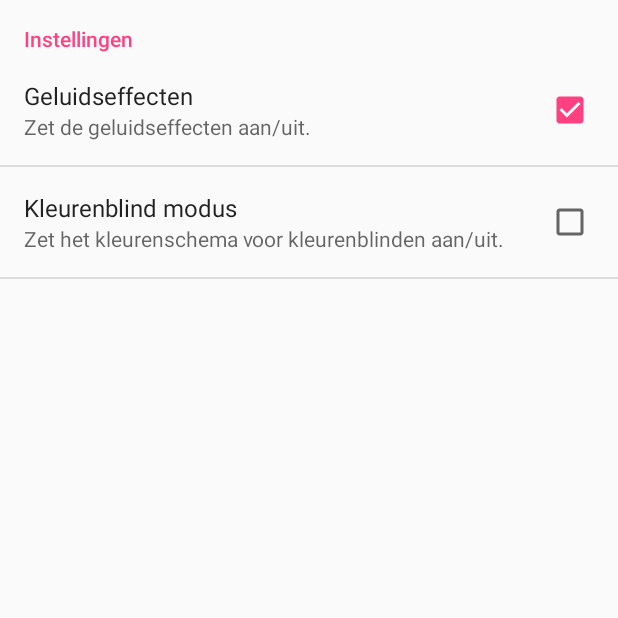
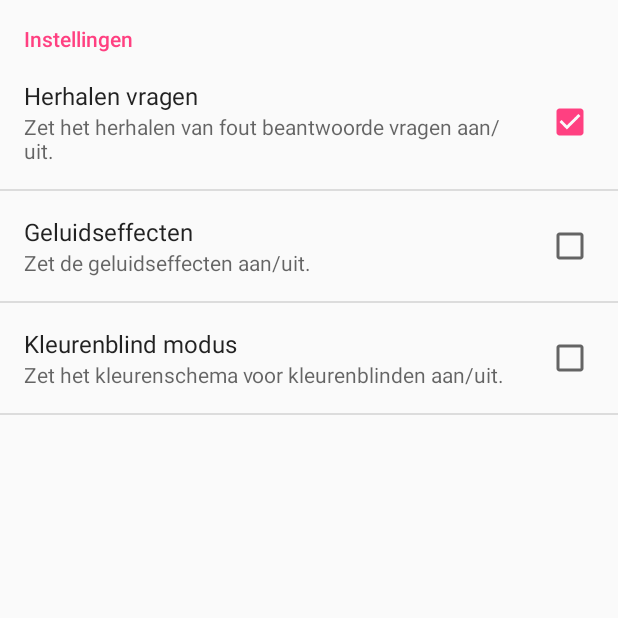
Before and after one commit to Agarwaemben/UUIntroProject, an Android app: the SettingsActivity screen opened directly, with no data from a screen before it, on a phone screen of 412 x 824 dp, the top half of it. Run offline under Robolectric (Android 15) with nearby library versions, the phone set to English and light mode, and no system bars.

Commit message:
herhaling vragen instelling toegevoegd

```diff
--- a/Topo/app/src/main/res/values/strings.xml
+++ b/Topo/app/src/main/res/values/strings.xml
@@ -7,6 +7,8 @@
     <string name="pref_title_soundeffects">Geluidseffecten</string>
     <string name="pref_sum_colorblind">Zet het kleurenschema voor kleurenblinden aan/uit.</string>
     <string name="pref_title_colorblind">Kleurenblind modus</string>
+    <string name="pref_title_repeatq">Herhalen vragen</string>
+    <string name="pref_sum_repeatq">Zet het herhalen van fout beantwoorde vragen aan/uit.</string>
     <string name="info1">Welkom bij PocketTopo! Een leuke en snelle manier om topografie te leren. Hier vind je informatie over de verschillende onderdelen van PocketTopo.</string>
     <string name="info2">Oefen hier de topografie van Nederland, Europa en de Wereld. Er zijn aanwijs-, multiplechoice- en open vragen.</string>
     <string name="info3">Gebruik hier alles wat je hebt geleerd bij het oefenen om een zo hoog mogelijke score te behalen!</string>
--- a/Topo/app/src/main/res/xml/preferences.xml
+++ b/Topo/app/src/main/res/xml/preferences.xml
@@ -2,11 +2,19 @@
     <PreferenceCategory
         android:title="Instellingen"
         android:key="pref_key_settings">
+
+        <CheckBoxPreference
+            android:key="pref_key_repeatq"
+            android:summary="@string/pref_sum_repeatq"
+            android:title="@string/pref_title_repeatq"
+            android:defaultValue="true"
+            />
+
         <CheckBoxPreference
             android:key="pref_key_soundeffects"
             android:summary="@string/pref_sum_soundeffects"
             android:title="@string/pref_title_soundeffects"
-            android:defaultValue="true"
+            android:defaultValue="false"
             />
 
         <CheckBoxPreference
@@ -15,6 +23,7 @@
             android:title="@string/pref_title_colorblind"
             android:defaultValue="false"
             />
+
     </PreferenceCategory>
 
 </PreferenceScreen>
```
